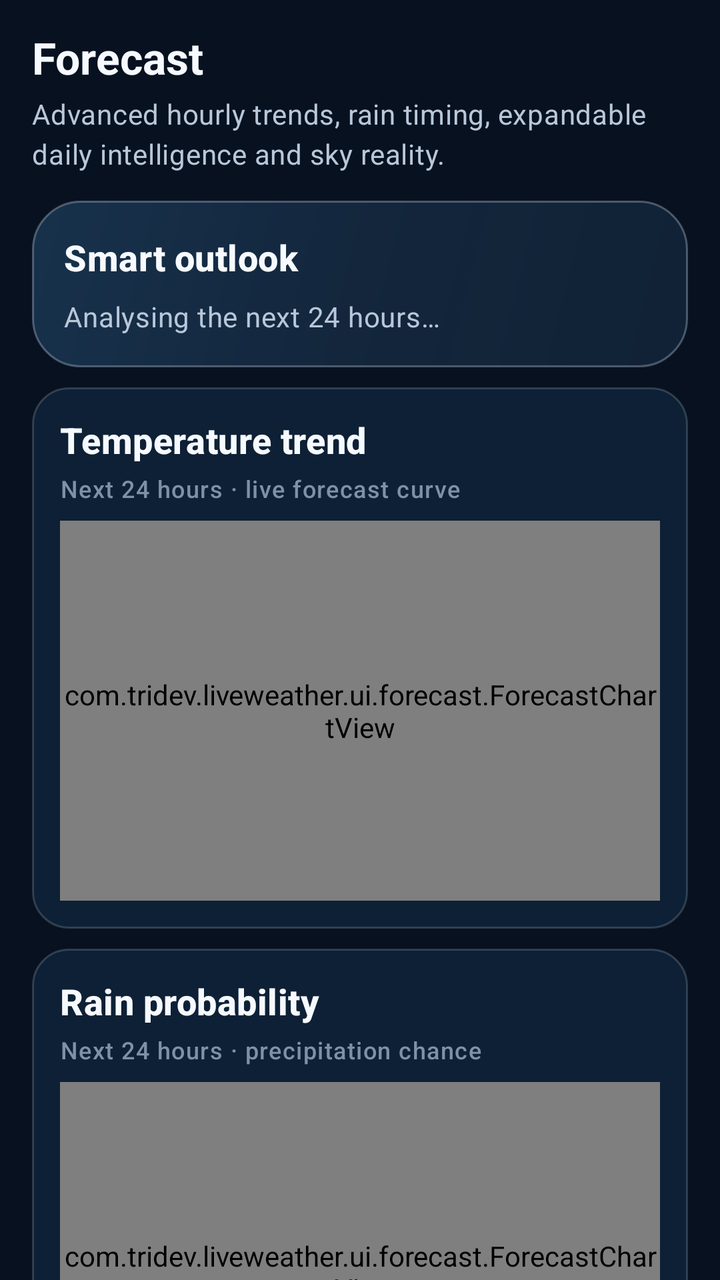
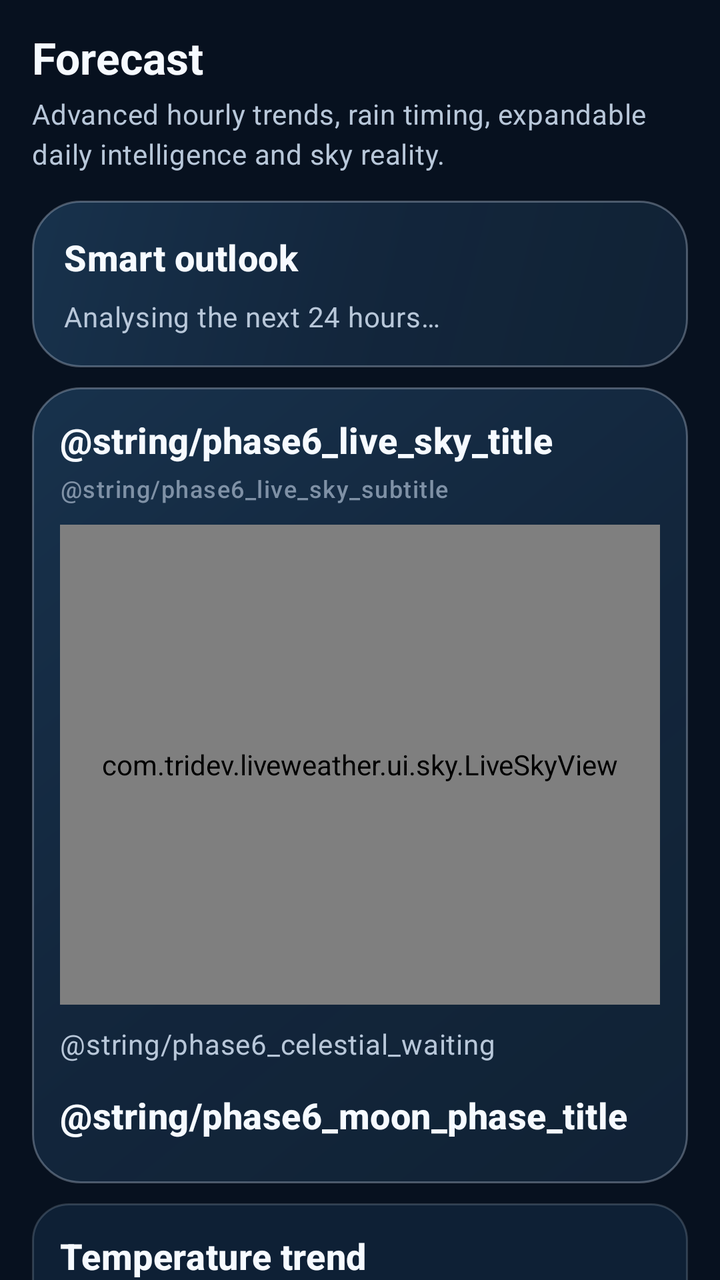

The first picture is an Android layout as it rendered before a commit; the second is the same layout after the commit. The layout source and the unified diff follow.
<!-- AndroidManifest.xml: application theme Theme.LiveWeather -->
<!-- res/layout/screen_forecast.xml -->
<?xml version="1.0" encoding="utf-8"?>
<androidx.core.widget.NestedScrollView xmlns:android="http://schemas.android.com/apk/res/android"
    android:layout_width="match_parent"
    android:layout_height="match_parent"
    android:clipToPadding="false"
    android:fillViewport="true"
    android:overScrollMode="never">

    <LinearLayout
        android:layout_width="match_parent"
        android:layout_height="wrap_content"
        android:orientation="vertical"
        android:paddingStart="@dimen/space_16"
        android:paddingTop="@dimen/space_14"
        android:paddingEnd="@dimen/space_16"
        android:paddingBottom="@dimen/space_24">

        <TextView
            style="@style/TextAppearance.LiveWeather.Title"
            android:layout_width="wrap_content"
            android:layout_height="wrap_content"
            android:text="@string/forecast_title" />

        <TextView
            style="@style/TextAppearance.LiveWeather.Body"
            android:layout_width="match_parent"
            android:layout_height="wrap_content"
            android:layout_marginTop="@dimen/space_4"
            android:text="@string/forecast_subtitle" />

        <LinearLayout
            android:layout_width="match_parent"
            android:layout_height="wrap_content"
            android:layout_marginTop="@dimen/space_14"
            android:background="@drawable/bg_weather_card_accent"
            android:orientation="vertical"
            android:padding="@dimen/space_16">

            <TextView
                style="@style/TextAppearance.LiveWeather.Section"
                android:layout_width="match_parent"
                android:layout_height="wrap_content"
                android:text="@string/forecast_smart_title" />

            <TextView
                android:id="@+id/forecastSmartSummary"
                style="@style/TextAppearance.LiveWeather.Body"
                android:layout_width="match_parent"
                android:layout_height="wrap_content"
                android:layout_marginTop="@dimen/space_8"
                android:text="@string/forecast_smart_waiting" />
        </LinearLayout>

        <LinearLayout
            android:layout_width="match_parent"
            android:layout_height="wrap_content"
            android:layout_marginTop="@dimen/space_10"
            android:background="@drawable/bg_weather_card_compact"
            android:orientation="vertical"
            android:padding="@dimen/space_14">

            <TextView
                style="@style/TextAppearance.LiveWeather.Section"
                android:layout_width="match_parent"
                android:layout_height="wrap_content"
                android:text="@string/forecast_temperature_chart_title" />

            <TextView
                style="@style/TextAppearance.LiveWeather.Caption"
                android:layout_width="match_parent"
                android:layout_height="wrap_content"
                android:layout_marginTop="@dimen/space_4"
                android:text="@string/forecast_temperature_chart_sub" />

            <com.tridev.liveweather.ui.forecast.ForecastChartView
                android:id="@+id/forecastTemperatureChart"
                android:layout_width="match_parent"
                android:layout_height="190dp"
                android:layout_marginTop="@dimen/space_8" />
        </LinearLayout>

        <LinearLayout
            android:layout_width="match_parent"
            android:layout_height="wrap_content"
            android:layout_marginTop="@dimen/space_10"
            android:background="@drawable/bg_weather_card_compact"
            android:orientation="vertical"
            android:padding="@dimen/space_14">

            <TextView
                style="@style/TextAppearance.LiveWeather.Section"
                android:layout_width="match_parent"
                android:layout_height="wrap_content"
                android:text="@string/forecast_rain_chart_title" />

            <TextView
                style="@style/TextAppearance.LiveWeather.Caption"
                android:layout_width="match_parent"
                android:layout_height="wrap_content"
                android:layout_marginTop="@dimen/space_4"
                android:text="@string/forecast_rain_chart_sub" />

            <com.tridev.liveweather.ui.forecast.ForecastChartView
                android:id="@+id/forecastRainChart"
                android:layout_width="match_parent"
                android:layout_height="190dp"
                android:layout_marginTop="@dimen/space_8" />
        </LinearLayout>

        <LinearLayout
            android:layout_width="match_parent"
            android:layout_height="wrap_content"
            android:layout_marginTop="@dimen/space_10"
            android:background="@drawable/bg_weather_card_accent"
            android:orientation="vertical"
            android:padding="@dimen/space_16">

            <TextView
                style="@style/TextAppearance.LiveWeather.Section"
                android:layout_width="match_parent"
                android:layout_height="wrap_content"
                android:text="@string/forecast_hourly_title" />

            <TextView
                android:id="@+id/forecastCurrentSummary"
                style="@style/TextAppearance.LiveWeather.Body"
                android:layout_width="match_parent"
                android:layout_height="wrap_content"
                android:layout_marginTop="@dimen/space_8"
                android:text="@string/forecast_chart_waiting" />

            <HorizontalScrollView
                android:layout_width="match_parent"
                android:layout_height="wrap_content"
                android:layout_marginTop="@dimen/space_12"
                android:clipToPadding="false"
                android:overScrollMode="never"
                android:scrollbars="none">

                <LinearLayout
                    android:id="@+id/forecastHourlyContainer"
                    android:layout_width="wrap_content"
                    android:layout_height="wrap_content"
                    android:orientation="horizontal" />
            </HorizontalScrollView>
        </LinearLayout>

        <LinearLayout
            android:layout_width="match_parent"
            android:layout_height="wrap_content"
            android:layout_marginTop="@dimen/space_10"
            android:background="@drawable/bg_weather_card_compact"
            android:orientation="vertical"
            android:padding="@dimen/space_16">

            <TextView
                style="@style/TextAppearance.LiveWeather.Section"
                android:layout_width="match_parent"
                android:layout_height="wrap_content"
                android:text="@string/forecast_daily_title" />

            <TextView
                android:id="@+id/forecastDailySummary"
                style="@style/TextAppearance.LiveWeather.Body"
                android:layout_width="match_parent"
                android:layout_height="wrap_content"
                android:layout_marginTop="@dimen/space_8"
                android:text="@string/forecast_daily_waiting" />

            <TextView
                style="@style/TextAppearance.LiveWeather.Caption"
                android:layout_width="match_parent"
                android:layout_height="wrap_content"
                android:layout_marginTop="@dimen/space_6"
                android:text="@string/forecast_daily_hint" />

            <LinearLayout
                android:id="@+id/forecastDailyContainer"
                android:layout_width="match_parent"
                android:layout_height="wrap_content"
                android:layout_marginTop="@dimen/space_10"
                android:orientation="vertical" />
        </LinearLayout>

        <LinearLayout
            android:layout_width="match_parent"
            android:layout_height="wrap_content"
            android:layout_marginTop="@dimen/space_10"
            android:background="@drawable/bg_weather_card_compact"
            android:orientation="vertical"
            android:padding="@dimen/space_16">

            <TextView
                style="@style/TextAppearance.LiveWeather.Section"
                android:layout_width="match_parent"
                android:layout_height="wrap_content"
                android:text="@string/forecast_wind_title" />

            <TextView
                android:id="@+id/forecastWindSummary"
                style="@style/TextAppearance.LiveWeather.Body"
                android:layout_width="match_parent"
                android:layout_height="wrap_content"
                android:layout_marginTop="@dimen/space_8"
                android:text="@string/forecast_wind_waiting" />
        </LinearLayout>

        <LinearLayout
            android:layout_width="match_parent"
            android:layout_height="wrap_content"
            android:layout_marginTop="@dimen/space_10"
            android:background="@drawable/bg_weather_card_accent"
            android:orientation="vertical"
            android:padding="@dimen/space_16">

            <TextView
                style="@style/TextAppearance.LiveWeather.Section"
                android:layout_width="match_parent"
                android:layout_height="wrap_content"
                android:text="@string/forecast_sky_title" />

            <TextView
                style="@style/TextAppearance.LiveWeather.Caption"
                android:layout_width="match_parent"
                android:layout_height="wrap_content"
                android:layout_marginTop="@dimen/space_4"
                android:text="@string/forecast_sky_subtitle" />

            <LinearLayout
                android:layout_width="match_parent"
                android:layout_height="wrap_content"
                android:layout_marginTop="@dimen/space_12"
                android:orientation="horizontal">

                <TextView
                    style="@style/TextAppearance.LiveWeather.Caption"
                    android:layout_width="0dp"
                    android:layout_height="wrap_content"
                    android:layout_weight="1"
                    android:text="@string/forecast_sky_stage" />

                <TextView
                    android:id="@+id/forecastSkyStageValue"
                    style="@style/TextAppearance.LiveWeather.BodyLarge"
                    android:layout_width="0dp"
                    android:layout_height="wrap_content"
                    android:layout_weight="1.35"
                    android:gravity="end"
                    android:text="@string/metric_placeholder"
                    android:textColor="@color/weather_text_primary" />
            </LinearLayout>

            <LinearLayout
                android:layout_width="match_parent"
                android:layout_height="wrap_content"
                android:layout_marginTop="@dimen/space_10"
                android:orientation="horizontal">

                <TextView
                    style="@style/TextAppearance.LiveWeather.Caption"
                    android:layout_width="0dp"
                    android:layout_height="wrap_content"
                    android:layout_weight="1"
                    android:text="@string/forecast_sun_position" />

                <TextView
                    android:id="@+id/forecastSunPositionValue"
                    style="@style/TextAppearance.LiveWeather.Body"
                    android:layout_width="0dp"
                    android:layout_height="wrap_content"
                    android:layout_weight="1.35"
                    android:gravity="end"
                    android:text="@string/metric_placeholder" />
            </LinearLayout>

            <LinearLayout
                android:layout_width="match_parent"
                android:layout_height="wrap_content"
                android:layout_marginTop="@dimen/space_10"
                android:orientation="horizontal">

                <TextView
                    style="@style/TextAppearance.LiveWeather.Caption"
                    android:layout_width="0dp"
                    android:layout_height="wrap_content"
                    android:layout_weight="1"
                    android:text="@string/forecast_moon_position" />

                <TextView
                    android:id="@+id/forecastMoonPositionValue"
                    style="@style/TextAppearance.LiveWeather.Body"
                    android:layout_width="0dp"
                    android:layout_height="wrap_content"
                    android:layout_weight="1.35"
                    android:gravity="end"
                    android:text="@string/metric_placeholder" />
            </LinearLayout>

            <LinearLayout
                android:layout_width="match_parent"
                android:layout_height="wrap_content"
                android:layout_marginTop="@dimen/space_10"
                android:orientation="horizontal">

                <TextView
                    style="@style/TextAppearance.LiveWeather.Caption"
                    android:layout_width="0dp"
                    android:layout_height="wrap_content"
                    android:layout_weight="1"
                    android:text="@string/forecast_star_visibility" />

                <TextView
                    android:id="@+id/forecastStarVisibilityValue"
                    style="@style/TextAppearance.LiveWeather.BodyLarge"
                    android:layout_width="0dp"
                    android:layout_height="wrap_content"
                    android:layout_weight="1.35"
                    android:gravity="end"
                    android:text="@string/metric_placeholder"
                    android:textColor="@color/weather_snow" />
            </LinearLayout>

            <LinearLayout
                android:layout_width="match_parent"
                android:layout_height="wrap_content"
                android:layout_marginTop="@dimen/space_10"
                android:orientation="horizontal">

                <TextView
                    style="@style/TextAppearance.LiveWeather.Caption"
                    android:layout_width="0dp"
                    android:layout_height="wrap_content"
                    android:layout_weight="1"
                    android:text="@string/forecast_scene_light" />

                <TextView
                    android:id="@+id/forecastSceneLightValue"
                    style="@style/TextAppearance.LiveWeather.BodyLarge"
                    android:layout_width="0dp"
                    android:layout_height="wrap_content"
                    android:layout_weight="1.35"
                    android:gravity="end"
                    android:text="@string/metric_placeholder"
                    android:textColor="@color/weather_sun_warm" />
            </LinearLayout>
        </LinearLayout>

        <TextView
            android:id="@+id/forecastStatus"
            style="@style/TextAppearance.LiveWeather.Caption"
            android:layout_width="wrap_content"
            android:layout_height="wrap_content"
            android:layout_gravity="center_horizontal"
            android:layout_marginTop="@dimen/space_16"
            android:clickable="true"
            android:focusable="true"
            android:text="@string/status_phase_five"
            android:textColor="@color/weather_sky_blue" />

    </LinearLayout>
</androidx.core.widget.NestedScrollView>
<!-- resources referenced by this layout -->
<resources>
  <color name="weather_sky_blue">#79C7FF</color>
  <color name="weather_snow">#E8F7FF</color>
  <color name="weather_sun_warm">#FFD39A</color>
  <color name="weather_text_primary">#F6FAFF</color>
  <dimen name="space_10">10dp</dimen>
  <dimen name="space_12">12dp</dimen>
  <dimen name="space_14">14dp</dimen>
  <dimen name="space_16">16dp</dimen>
  <dimen name="space_24">24dp</dimen>
  <dimen name="space_4">4dp</dimen>
  <dimen name="space_6">6dp</dimen>
  <dimen name="space_8">8dp</dimen>
  <string name="forecast_chart_waiting">Waiting for live hourly weather…</string>
  <string name="forecast_daily_hint">Tap any day to expand feels-like, wet hours, sunshine, daylight, UV and wind details.</string>
  <string name="forecast_daily_title">10-day outlook</string>
  <string name="forecast_daily_waiting">Waiting for live daily forecast…</string>
  <string name="forecast_hourly_title">Next 24 hours</string>
  <string name="forecast_moon_position">Moon</string>
  <string name="forecast_rain_chart_sub">Next 24 hours · precipitation chance</string>
  <string name="forecast_rain_chart_title">Rain probability</string>
  <string name="forecast_scene_light">Scene light</string>
  <string name="forecast_sky_stage">Sky stage</string>
  <string name="forecast_sky_subtitle">Astronomical position + live weather obstruction. This same state is reserved for the app, widgets and Live Wallpaper.</string>
  <string name="forecast_sky_title">Sky Reality</string>
  <string name="forecast_smart_title">Smart outlook</string>
  <string name="forecast_smart_waiting">Analysing the next 24 hours…</string>
  <string name="forecast_star_visibility">Stars</string>
  <string name="forecast_subtitle">Advanced hourly trends, rain timing, expandable daily intelligence and sky reality.</string>
  <string name="forecast_sun_position">Sun</string>
  <string name="forecast_temperature_chart_sub">Next 24 hours · live forecast curve</string>
  <string name="forecast_temperature_chart_title">Temperature trend</string>
  <string name="forecast_title">Forecast</string>
  <string name="forecast_wind_title">Wind &amp; precipitation</string>
  <string name="forecast_wind_waiting">Wind and precipitation details will appear after sync.</string>
  <string name="metric_placeholder">—</string>
  <string name="status_phase_five">PHASE 5 · ADVANCED FORECAST &amp; SKY REALITY</string>
  <style name="Theme.LiveWeather" parent="Base.Theme.LiveWeather" />
  <color name="weather_border_strong">#4DDCEBFF</color>
  <color name="weather_surface_glass_soft">#A0122A42</color>
  <color name="weather_border">#2EDCEBFF</color>
  <color name="weather_text_secondary">#B8C7D9</color>
  <dimen name="text_body">14sp</dimen>
  <dimen name="text_body_large">16sp</dimen>
  <color name="weather_text_tertiary">#7F91A6</color>
  <dimen name="text_caption">12sp</dimen>
  <dimen name="text_section">18sp</dimen>
  <dimen name="text_title">22sp</dimen>
  <color name="weather_background">#07111F</color>
  <color name="weather_aqua">#7CE8E1</color>
  <color name="weather_violet">#B8A7FF</color>
  <color name="weather_surface">#12253A</color>
  <color name="weather_surface_glass">#D4142A41</color>
  <color name="weather_nav_bar">#F20A1727</color>
  <style name="ShapeAppearance.LiveWeather.Small" parent="ShapeAppearance.Material3.Corner.Medium">
          <item name="cornerSize">@dimen/radius_small</item>
      </style>
  <style name="ShapeAppearance.LiveWeather.Medium" parent="ShapeAppearance.Material3.Corner.Large">
          <item name="cornerSize">@dimen/radius_medium</item>
      </style>
  <style name="ShapeAppearance.LiveWeather.Large" parent="ShapeAppearance.Material3.Corner.ExtraLarge">
          <item name="cornerSize">@dimen/radius_large</item>
      </style>
  <dimen name="radius_small">12dp</dimen>
  <dimen name="radius_medium">18dp</dimen>
  <dimen name="radius_large">24dp</dimen>
  <!-- unchanged entries left out for length: 8 -->
</resources>

<!-- the commit's change to res/layout/screen_forecast.xml (unified diff, before → after) -->
@@ -55,6 +55,65 @@
             android:layout_width="match_parent"
             android:layout_height="wrap_content"
             android:layout_marginTop="@dimen/space_10"
+            android:background="@drawable/bg_weather_card_accent"
+            android:orientation="vertical"
+            android:padding="@dimen/space_14">
+
+            <TextView
+                style="@style/TextAppearance.LiveWeather.Section"
+                android:layout_width="match_parent"
+                android:layout_height="wrap_content"
+                android:text="@string/phase6_live_sky_title" />
+
+            <TextView
+                style="@style/TextAppearance.LiveWeather.Caption"
+                android:layout_width="match_parent"
+                android:layout_height="wrap_content"
+                android:layout_marginTop="@dimen/space_4"
+                android:text="@string/phase6_live_sky_subtitle" />
+
+            <com.tridev.liveweather.ui.sky.LiveSkyView
+                android:id="@+id/forecastLiveSkyView"
+                android:layout_width="match_parent"
+                android:layout_height="240dp"
+                android:layout_marginTop="@dimen/space_10"
+                android:background="@drawable/bg_weather_card_compact" />
+
+            <TextView
+                android:id="@+id/forecastCelestialTodaySummary"
+                style="@style/TextAppearance.LiveWeather.Body"
+                android:layout_width="match_parent"
+                android:layout_height="wrap_content"
+                android:layout_marginTop="@dimen/space_10"
+                android:text="@string/phase6_celestial_waiting" />
+
+            <TextView
+                style="@style/TextAppearance.LiveWeather.Section"
+                android:layout_width="match_parent"
+                android:layout_height="wrap_content"
+                android:layout_marginTop="@dimen/space_14"
+                android:text="@string/phase6_moon_phase_title" />
+
+            <HorizontalScrollView
+                android:layout_width="match_parent"
+                android:layout_height="wrap_content"
+                android:layout_marginTop="@dimen/space_8"
+                android:clipToPadding="false"
+                android:overScrollMode="never"
+                android:scrollbars="none">
+
+                <LinearLayout
+                    android:id="@+id/forecastMoonPhaseContainer"
+                    android:layout_width="wrap_content"
+                    android:layout_height="wrap_content"
+                    android:orientation="horizontal" />
+            </HorizontalScrollView>
+        </LinearLayout>
+
+        <LinearLayout
+            android:layout_width="match_parent"
+            android:layout_height="wrap_content"
+            android:layout_marginTop="@dimen/space_10"
             android:background="@drawable/bg_weather_card_compact"
             android:orientation="vertical"
             android:padding="@dimen/space_14">
@@ -203,6 +262,70 @@
                 android:layout_height="wrap_content"
                 android:layout_marginTop="@dimen/space_8"
                 android:text="@string/forecast_wind_waiting" />
+        </LinearLayout>
+
+        <LinearLayout
+            android:layout_width="match_parent"
+            android:layout_height="wrap_content"
+            android:layout_marginTop="@dimen/space_10"
+            android:background="@drawable/bg_weather_card_accent"
+            android:orientation="vertical"
+            android:padding="@dimen/space_16">
+
+            <TextView
+                style="@style/TextAppearance.LiveWeather.Section"
+                android:layout_width="match_parent"
+                android:layout_height="wrap_content"
+                android:text="@string/phase6_details_title" />
+
+            <TextView
+                android:id="@+id/forecastConditionSourceValue"
+                style="@style/TextAppearance.LiveWeather.Body"
+                android:layout_width="match_parent"
+                android:layout_height="wrap_content"
+                android:layout_marginTop="@dimen/space_10"
+                android:text="@string/phase6_details_waiting" />
+
+            <TextView
+                android:id="@+id/forecastPrecipBreakdownValue"
+                style="@style/TextAppearance.LiveWeather.Body"
+                android:layout_width="match_parent"
+                android:layout_height="wrap_content"
+                android:layout_marginTop="@dimen/space_10"
+                android:text="@string/phase6_details_waiting" />
+
+            <TextView
+                android:id="@+id/forecastWindDetailValue"
+                style="@style/TextAppearance.LiveWeather.Body"
+                android:layout_width="match_parent"
+                android:layout_height="wrap_content"
+                android:layout_marginTop="@dimen/space_10"
+                android:text="@string/phase6_details_waiting" />
+
+            <TextView
+                android:id="@+id/forecastAtmosphereDetailValue"
+                style="@style/TextAppearance.LiveWeather.Body"
+                android:layout_width="match_parent"
+                android:layout_height="wrap_content"
+                android:layout_marginTop="@dimen/space_10"
+                android:text="@string/phase6_details_waiting" />
+
+            <TextView
+                android:id="@+id/forecastComfortDetailValue"
+                style="@style/TextAppearance.LiveWeather.Body"
+                android:layout_width="match_parent"
+                android:layout_height="wrap_content"
+                android:layout_marginTop="@dimen/space_10"
+                android:text="@string/phase6_details_waiting" />
+
+            <TextView
+                android:id="@+id/forecastDataQualityValue"
+                style="@style/TextAppearance.LiveWeather.Caption"
+                android:layout_width="match_parent"
+                android:layout_height="wrap_content"
+                android:layout_marginTop="@dimen/space_12"
+                android:text="@string/phase6_data_quality_waiting"
+                android:textColor="@color/weather_aqua" />
         </LinearLayout>
 
         <LinearLayout
@@ -354,7 +477,7 @@
             android:layout_marginTop="@dimen/space_16"
             android:clickable="true"
             android:focusable="true"
-            android:text="@string/status_phase_five"
+            android:text="@string/status_phase_six"
             android:textColor="@color/weather_sky_blue" />
 
     </LinearLayout>
<!-- resource entries referenced after the edit -->
@@ -35,7 +35,6 @@
   <string name="forecast_wind_title">Wind &amp; precipitation</string>
   <string name="forecast_wind_waiting">Wind and precipitation details will appear after sync.</string>
   <string name="metric_placeholder">—</string>
-  <string name="status_phase_five">PHASE 5 · ADVANCED FORECAST &amp; SKY REALITY</string>
   <style name="Theme.LiveWeather" parent="Base.Theme.LiveWeather" />
   <color name="weather_border_strong">#4DDCEBFF</color>
   <color name="weather_surface_glass_soft">#A0122A42</color>
